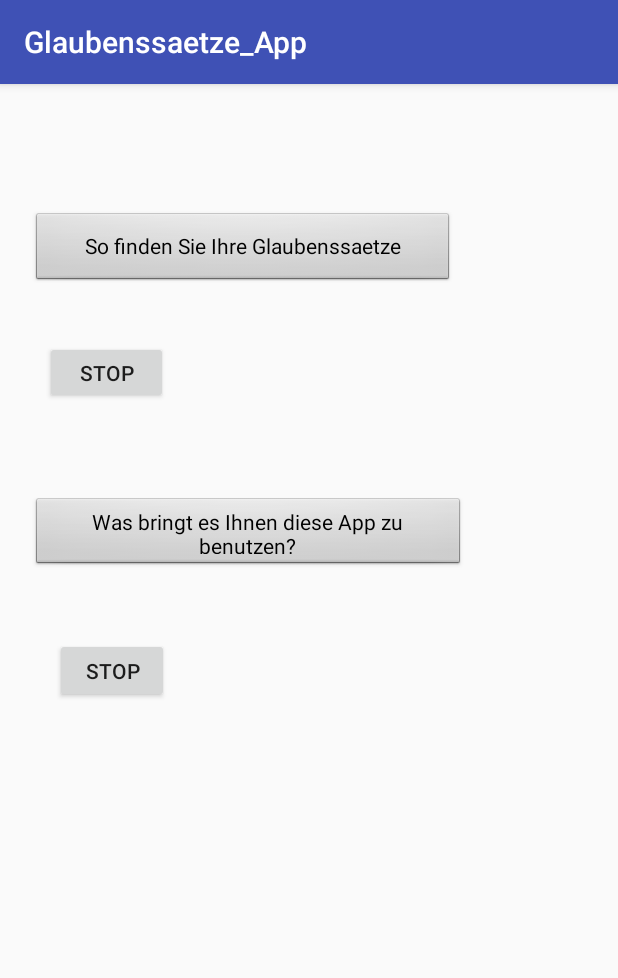
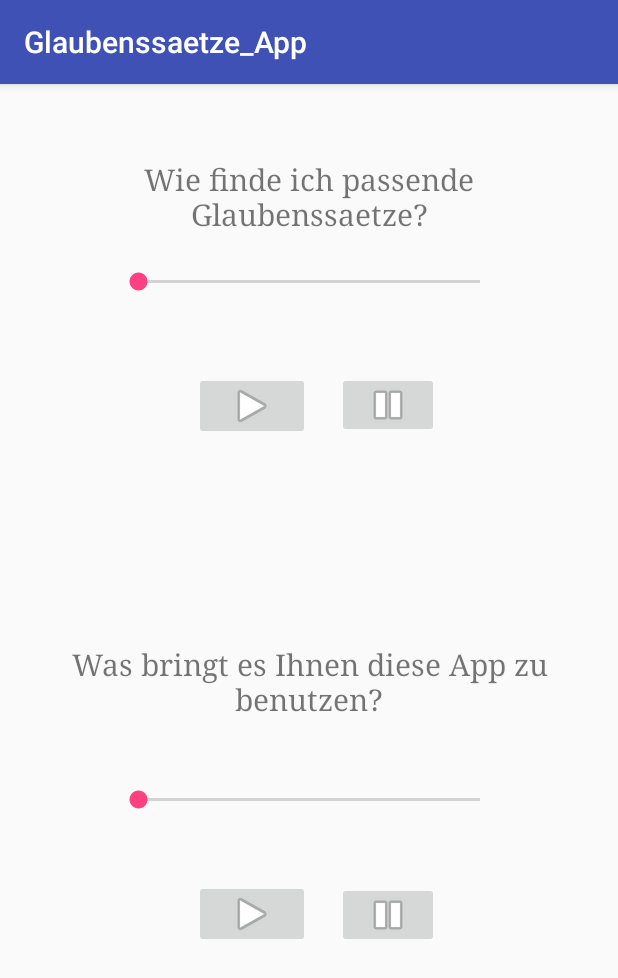
Before and after one commit to BizzyX/Android_Glaubenssaetze, an Android app: the Help screen opened directly, with no data from a screen before it, on a phone screen of 412 x 824 dp. Shown: the top 978 px of the screen. Run offline under Robolectric (Android 15) with nearby library versions, the phone set to English and light mode, and no system bars.

Commit message:
Help Page
Added Audio Player to the Help Page

TODO: SeekBar

```diff
--- a/app/src/main/java/fhbielefeld/glaubenssaetze_app/Help.java
+++ b/app/src/main/java/fhbielefeld/glaubenssaetze_app/Help.java
@@ -5,6 +5,8 @@ import android.os.Bundle;
 import android.support.v7.app.AppCompatActivity;
 import android.view.View;
 import android.widget.Button;
+import android.widget.ImageButton;
+import android.widget.SeekBar;
 
 /**
  * Created by philpetschull on 20.06.18.
@@ -23,7 +25,8 @@ public class Help extends AppCompatActivity{
         //Find Sentence
         final MediaPlayer findSentence = MediaPlayer.create(this, R.raw.find_sentences);
 
-        Button playfindSentence = (Button) this.findViewById(R.id.find_sentences);
+
+        ImageButton playfindSentence = (ImageButton) this.findViewById(R.id.playbutton1);
 
         //Play Sound
         playfindSentence.setOnClickListener(new View.OnClickListener() {
@@ -34,7 +37,7 @@ public class Help extends AppCompatActivity{
 
         });
         //Stop Sound
-        Button stopfindSentence = (Button) this.findViewById(R.id.stop_sound1);
+        ImageButton stopfindSentence = (ImageButton) this.findViewById(R.id.stopbutton1);
 
         stopfindSentence.setOnClickListener(new View.OnClickListener(){
             @Override
@@ -54,7 +57,7 @@ public class Help extends AppCompatActivity{
         //Useful App
         final MediaPlayer usefullApp = MediaPlayer.create(this,R.raw.usefull_app);
 
-        Button playusefullApp = (Button) this.findViewById(R.id.usefull_app);
+        ImageButton playusefullApp = (ImageButton) this.findViewById(R.id.playbutton2);
 
         //Play Sound
         playusefullApp.setOnClickListener(new View.OnClickListener(){
@@ -65,7 +68,7 @@ public class Help extends AppCompatActivity{
         });
 
         //Stop Sound
-        Button stopusefullSentence = (Button) this.findViewById(R.id.stop_sound2);
+        ImageButton stopusefullSentence = (ImageButton) this.findViewById(R.id.stopbutton2);
 
         stopusefullSentence.setOnClickListener(new View.OnClickListener() {
             @Override
--- a/app/src/main/res/layout/activity_help.xml
+++ b/app/src/main/res/layout/activity_help.xml
@@ -6,71 +6,125 @@
     android:layout_height="match_parent"
     tools:layout_editor_absoluteY="81dp">
 
-    <Button
-        android:id="@+id/find_sentences"
-        style="@android:style/Widget.Button"
-        android:layout_width="282dp"
-        android:layout_height="50dp"
+
+    <ImageButton
+        android:id="@+id/playbutton2"
+        android:layout_width="77dp"
+        android:layout_height="45dp"
         android:layout_marginBottom="8dp"
         android:layout_marginEnd="8dp"
         android:layout_marginStart="8dp"
         android:layout_marginTop="8dp"
-        android:text="@string/find_sentences"
         app:layout_constraintBottom_toBottomOf="parent"
         app:layout_constraintEnd_toEndOf="parent"
-        app:layout_constraintHorizontal_bias="0.11"
+        app:layout_constraintHorizontal_bias="0.38"
         app:layout_constraintStart_toStartOf="parent"
         app:layout_constraintTop_toTopOf="parent"
-        app:layout_constraintVertical_bias="0.110000014"
-        tools:text="@string/find_sentences" />
+        app:layout_constraintVertical_bias="0.74"
+        app:srcCompat="@android:drawable/ic_media_play" />
 
-    <Button
-        android:id="@+id/usefull_app"
-        style="@android:style/Widget.Button"
-        android:layout_width="289dp"
-        android:layout_height="49dp"
+    <ImageButton
+        android:id="@+id/stopbutton2"
+        android:layout_width="68dp"
+        android:layout_height="44dp"
         android:layout_marginBottom="8dp"
         android:layout_marginEnd="8dp"
         android:layout_marginStart="8dp"
         android:layout_marginTop="8dp"
-        android:text="@string/usefull_app"
         app:layout_constraintBottom_toBottomOf="parent"
         app:layout_constraintEnd_toEndOf="parent"
-        app:layout_constraintHorizontal_bias="0.12"
+        app:layout_constraintHorizontal_bias="0.66"
         app:layout_constraintStart_toStartOf="parent"
         app:layout_constraintTop_toTopOf="parent"
-        app:layout_constraintVertical_bias="0.38"
-        tools:text="@string/usefull_app" />
+        app:layout_constraintVertical_bias="0.74"
+        app:srcCompat="@android:drawable/ic_media_pause" />
 
-    <Button
-        android:id="@+id/stop_sound1"
-        android:layout_width="82dp"
-        android:layout_height="42dp"
+    <SeekBar
+        android:id="@+id/seekBar2"
+        android:layout_width="260dp"
+        android:layout_height="65dp"
+        android:layout_marginBottom="8dp"
+        android:layout_marginEnd="8dp"
+        android:layout_marginStart="8dp"
+        android:layout_marginTop="99dp"
+        app:layout_constraintBottom_toBottomOf="parent"
+        app:layout_constraintEnd_toEndOf="parent"
+        app:layout_constraintStart_toStartOf="parent"
+        app:layout_constraintTop_toTopOf="parent"
+        app:layout_constraintVertical_bias="0.58000004" />
+
+    <TextView
+        android:id="@+id/textView6"
+        android:layout_width="333dp"
+        android:layout_height="64dp"
+        android:fontFamily="serif"
+        android:text="@string/usefull_app"
+        android:textAlignment="center"
+        android:textSize="20sp"
+        app:layout_constraintBottom_toBottomOf="parent"
+        app:layout_constraintEnd_toEndOf="parent"
+        app:layout_constraintStart_toStartOf="parent"
+        app:layout_constraintTop_toTopOf="parent"
+        app:layout_constraintVertical_bias="0.53" />
+
+    <ImageButton
+        android:id="@+id/playbutton1"
+        android:layout_width="77dp"
+        android:layout_height="45dp"
         android:layout_marginBottom="8dp"
         android:layout_marginEnd="8dp"
         android:layout_marginStart="8dp"
         android:layout_marginTop="8dp"
-        android:text="@string/stop_sound"
         app:layout_constraintBottom_toBottomOf="parent"
         app:layout_constraintEnd_toEndOf="parent"
-        app:layout_constraintHorizontal_bias="0.07"
+        app:layout_constraintHorizontal_bias="0.38"
         app:layout_constraintStart_toStartOf="parent"
         app:layout_constraintTop_toTopOf="parent"
-        app:layout_constraintVertical_bias="0.23000002" />
+        app:layout_constraintVertical_bias="0.26"
+        app:srcCompat="@android:drawable/ic_media_play" />
 
-    <Button
-        android:id="@+id/stop_sound2"
-        android:layout_width="76dp"
-        android:layout_height="43dp"
+    <ImageButton
+        android:id="@+id/stopbutton1"
+        android:layout_width="68dp"
+        android:layout_height="44dp"
         android:layout_marginBottom="8dp"
         android:layout_marginEnd="8dp"
         android:layout_marginStart="8dp"
         android:layout_marginTop="8dp"
-        android:text="@string/stop_sound"
         app:layout_constraintBottom_toBottomOf="parent"
         app:layout_constraintEnd_toEndOf="parent"
-        app:layout_constraintHorizontal_bias="0.09"
+        app:layout_constraintHorizontal_bias="0.66"
         app:layout_constraintStart_toStartOf="parent"
         app:layout_constraintTop_toTopOf="parent"
-        app:layout_constraintVertical_bias="0.51" />
+        app:layout_constraintVertical_bias="0.26"
+        app:srcCompat="@android:drawable/ic_media_pause" />
+
+    <SeekBar
+        android:id="@+id/seekBar"
+        android:layout_width="260dp"
+        android:layout_height="65dp"
+        android:layout_marginBottom="8dp"
+        android:layout_marginEnd="8dp"
+        android:layout_marginStart="8dp"
+        android:layout_marginTop="99dp"
+        app:layout_constraintBottom_toBottomOf="parent"
+        app:layout_constraintEnd_toEndOf="parent"
+        app:layout_constraintStart_toStartOf="parent"
+        app:layout_constraintTop_toTopOf="parent"
+        app:layout_constraintVertical_bias="0.0" />
+
+    <TextView
+        android:id="@+id/textView5"
+        android:layout_width="331dp"
+        android:layout_height="53dp"
+        android:fontFamily="serif"
+        android:text="@string/passendeglaubenssatze"
+        android:textAlignment="center"
+        android:textSize="20sp"
+        app:layout_constraintBottom_toBottomOf="parent"
+        app:layout_constraintEnd_toEndOf="parent"
+        app:layout_constraintStart_toStartOf="parent"
+        app:layout_constraintTop_toTopOf="parent"
+        app:layout_constraintVertical_bias="0.06999999" />
+
 </android.support.constraint.ConstraintLayout>
--- a/app/src/main/res/layout/activity_main.xml
+++ b/app/src/main/res/layout/activity_main.xml
@@ -51,15 +51,16 @@
 
     <ImageView
         android:id="@+id/imageView"
-        android:layout_width="324dp"
-        android:layout_height="227dp"
+        android:layout_width="352dp"
+        android:layout_height="326dp"
         android:contentDescription="@string/wallnuss"
         app:layout_constraintBottom_toBottomOf="parent"
         app:layout_constraintEnd_toEndOf="parent"
+        app:layout_constraintHorizontal_bias="0.491"
         app:layout_constraintStart_toStartOf="parent"
         app:layout_constraintTop_toTopOf="parent"
-        app:layout_constraintVertical_bias="0.38"
-        app:srcCompat="@drawable/walnuss" />
+        app:layout_constraintVertical_bias="0.447"
+        app:srcCompat="@drawable/nuss" />
 
     <Button
         android:id="@+id/showlist"
--- a/app/src/main/res/values/strings.xml
+++ b/app/src/main/res/values/strings.xml
@@ -20,5 +20,6 @@
     <string name="wallnuss">wallnuss</string>
     <string name="Menu">Menü</string>
     <string name="Weiter">Weiter</string>
+    <string name="passendeglaubenssatze">Wie finde ich passende Glaubenssaetze?</string>
 
 </resources>
```
Also changed, not shown: app/src/main/res/drawable-v24/image.png (added), app/src/main/res/drawable-v24/nuss.jpg (added), app/src/main/res/drawable-v24/play.png (added), app/src/main/res/drawable-v24/sound.png (added), app/src/main/res/drawable-v24/sound2.png (added), app/src/main/res/drawable-v24/stop.png (added), 281 other files.
